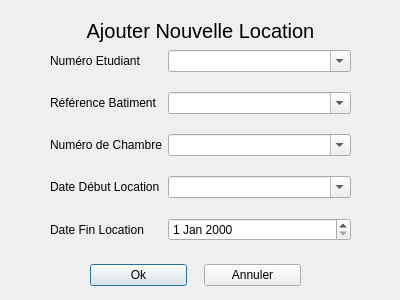
This is dialogs/addlouer.ui in Frankral/ProjetFinL1 as Qt 5 draws it before an edit. The edited form follows.
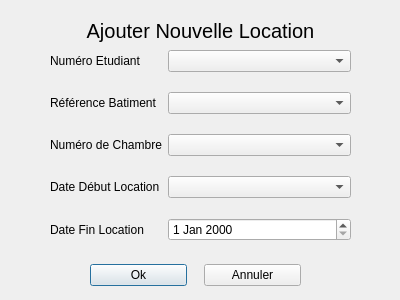
This is the edited form. Custom widgets are drawn as their Qt base class.

The edit to the form file:
```diff
--- a/dialogs/addlouer.ui
+++ b/dialogs/addlouer.ui
@@ -60,28 +60,28 @@
     <item row="0" column="1">
      <widget class="CustomCombo" name="numEt">
       <property name="editable">
-       <bool>true</bool>
+       <bool>false</bool>
       </property>
      </widget>
     </item>
     <item row="1" column="1">
      <widget class="CustomCombo" name="refBat">
       <property name="editable">
-       <bool>true</bool>
+       <bool>false</bool>
       </property>
      </widget>
     </item>
     <item row="2" column="1">
      <widget class="CustomCombo" name="numChambre">
       <property name="editable">
-       <bool>true</bool>
+       <bool>false</bool>
       </property>
      </widget>
     </item>
     <item row="3" column="1">
      <widget class="CustomCombo" name="dateDebLoc">
       <property name="editable">
-       <bool>true</bool>
+       <bool>false</bool>
       </property>
      </widget>
     </item>
```
